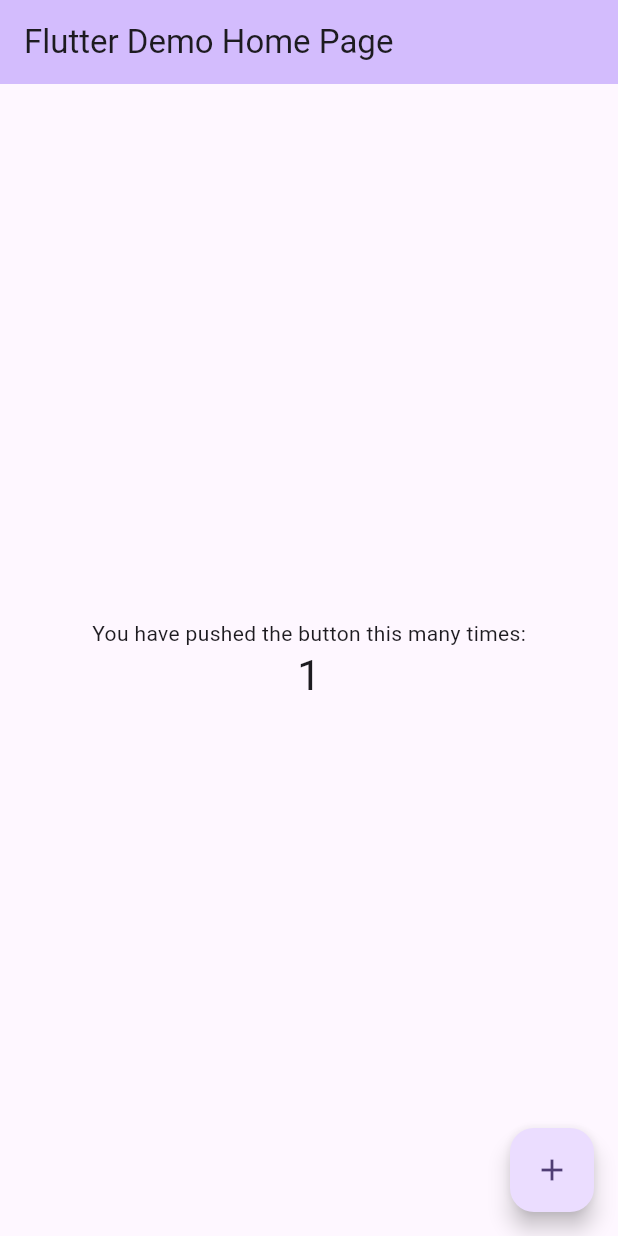
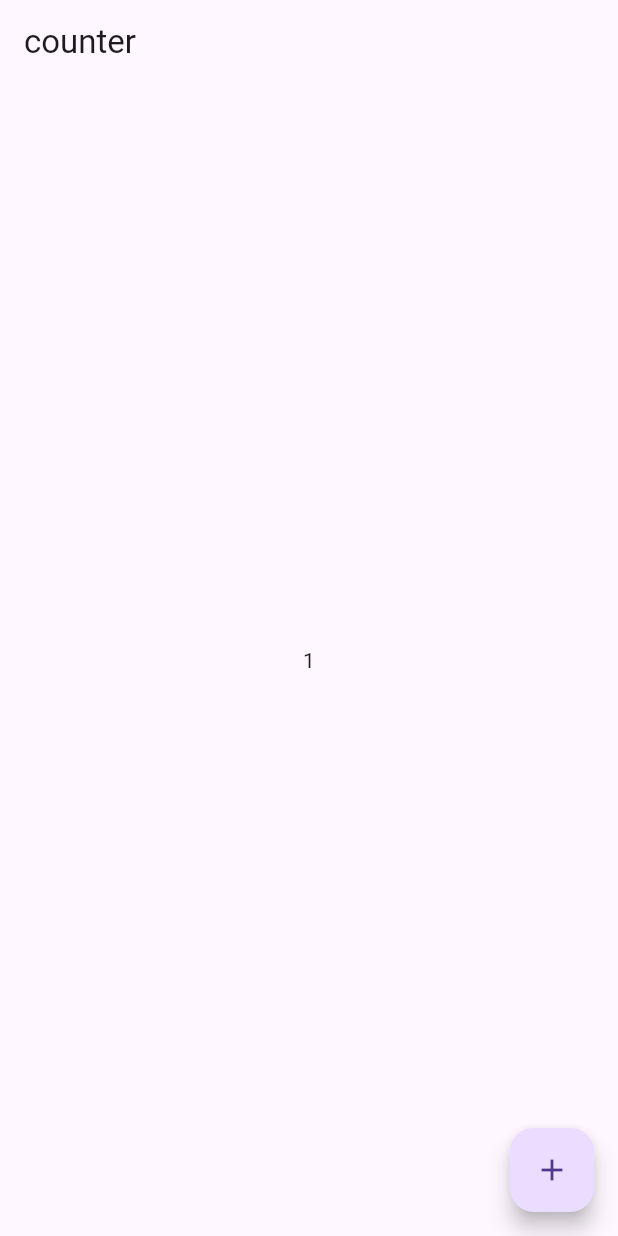
Before and after one commit to Milarize/week_6, a Flutter app: the screen it shows after launch, after a tap on the "add" icon, on a phone screen of 412 x 824 dp. Run offline on Flutter 3.47's test engine with Material 3 defaults, Android fonts, the phone set to English and light mode, and no system bars; our stand-ins replace get.

Commit message:
init_getX

```diff
--- a/lib/main.dart
+++ b/lib/main.dart
@@ -1,125 +1,17 @@
 import 'package:flutter/material.dart';
+import 'package:get/get.dart';
+void main() => runApp(MaterialApp(home: Home()));
 
-void main() {
-  runApp(const MyApp());
-}
-
-class MyApp extends StatelessWidget {
-  const MyApp({super.key});
-
-  // This widget is the root of your application.
+class Home extends StatelessWidget {
+  var count = 0.obs;
   @override
-  Widget build(BuildContext context) {
-    return MaterialApp(
-      title: 'Flutter Demo',
-      theme: ThemeData(
-        // This is the theme of your application.
-        //
-        // TRY THIS: Try running your application with "flutter run". You'll see
-        // the application has a purple toolbar. Then, without quitting the app,
-        // try changing the seedColor in the colorScheme below to Colors.green
-        // and then invoke "hot reload" (save your changes or press the "hot
-        // reload" button in a Flutter-supported IDE, or press "r" if you used
-        // the command line to start the app).
-        //
-        // Notice that the counter didn't reset back to zero; the application
-        // state is not lost during the reload. To reset the state, use hot
-        // restart instead.
-        //
-        // This works for code too, not just values: Most code changes can be
-        // tested with just a hot reload.
-        colorScheme: ColorScheme.fromSeed(seedColor: Colors.deepPurple),
-        useMaterial3: true,
-      ),
-      home: const MyHomePage(title: 'Flutter Demo Home Page'),
-    );
-  }
-}
-
-class MyHomePage extends StatefulWidget {
-  const MyHomePage({super.key, required this.title});
-
-  // This widget is the home page of your application. It is stateful, meaning
-  // that it has a State object (defined below) that contains fields that affect
-  // how it looks.
-
-  // This class is the configuration for the state. It holds the values (in this
-  // case the title) provided by the parent (in this case the App widget) and
-  // used by the build method of the State. Fields in a Widget subclass are
-  // always marked "final".
-
-  final String title;
-
-  @override
-  State<MyHomePage> createState() => _MyHomePageState();
-}
-
-class _MyHomePageState extends State<MyHomePage> {
-  int _counter = 0;
-
-  void _incrementCounter() {
-    setState(() {
-      // This call to setState tells the Flutter framework that something has
-      // changed in this State, which causes it to rerun the build method below
-      // so that the display can reflect the updated values. If we changed
-      // _counter without calling setState(), then the build method would not be
-      // called again, and so nothing would appear to happen.
-      _counter++;
-    });
-  }
-
-  @override
-  Widget build(BuildContext context) {
-    // This method is rerun every time setState is called, for instance as done
-    // by the _incrementCounter method above.
-    //
-    // The Flutter framework has been optimized to make rerunning build methods
-    // fast, so that you can just rebuild anything that needs updating rather
-    // than having to individually change instances of widgets.
-    return Scaffold(
-      appBar: AppBar(
-        // TRY THIS: Try changing the color here to a specific color (to
-        // Colors.amber, perhaps?) and trigger a hot reload to see the AppBar
-        // change color while the other colors stay the same.
-        backgroundColor: Theme.of(context).colorScheme.inversePrimary,
-        // Here we take the value from the MyHomePage object that was created by
-        // the App.build method, and use it to set our appbar title.
-        title: Text(widget.title),
-      ),
+  Widget build(context) => Scaffold(
+      appBar: AppBar(title: Text("counter")),
       body: Center(
-        // Center is a layout widget. It takes a single child and positions it
-        // in the middle of the parent.
-        child: Column(
-          // Column is also a layout widget. It takes a list of children and
-          // arranges them vertically. By default, it sizes itself to fit its
-          // children horizontally, and tries to be as tall as its parent.
-          //
-          // Column has various properties to control how it sizes itself and
-          // how it positions its children. Here we use mainAxisAlignment to
-          // center the children vertically; the main axis here is the vertical
-          // axis because Columns are vertical (the cross axis would be
-          // horizontal).
-          //
-          // TRY THIS: Invoke "debug painting" (choose the "Toggle Debug Paint"
-          // action in the IDE, or press "p" in the console), to see the
-          // wireframe for each widget.
-          mainAxisAlignment: MainAxisAlignment.center,
-          children: <Widget>[
-            const Text(
-              'You have pushed the button this many times:',
-            ),
-            Text(
-              '$_counter',
-              style: Theme.of(context).textTheme.headlineMedium,
-            ),
-          ],
-        ),
+        child: Obx(() => Text("$count")),
       ),
       floatingActionButton: FloatingActionButton(
-        onPressed: _incrementCounter,
-        tooltip: 'Increment',
-        child: const Icon(Icons.add),
-      ), // This trailing comma makes auto-formatting nicer for build methods.
-    );
-  }
+        child: Icon(Icons.add),
+        onPressed: () => count ++,
+      ));
 }
--- a/pubspec.yaml
+++ b/pubspec.yaml
@@ -35,6 +35,7 @@ dependencies:
   # The following adds the Cupertino Icons font to your application.
   # Use with the CupertinoIcons class for iOS style icons.
   cupertino_icons: ^1.0.8
+  get: ^4.6.6
 
 dev_dependencies:
   flutter_test:
```
Also changed, not shown: pubspec.lock.
